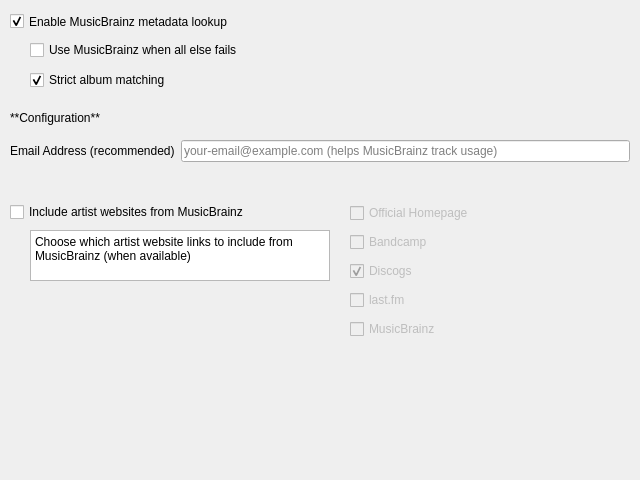
The window that nowplaying/resources/ui/recognition_musicbrainz.ui (whatsnowplaying/whats-now-playing) describes before a commit, drawn with Qt 5.
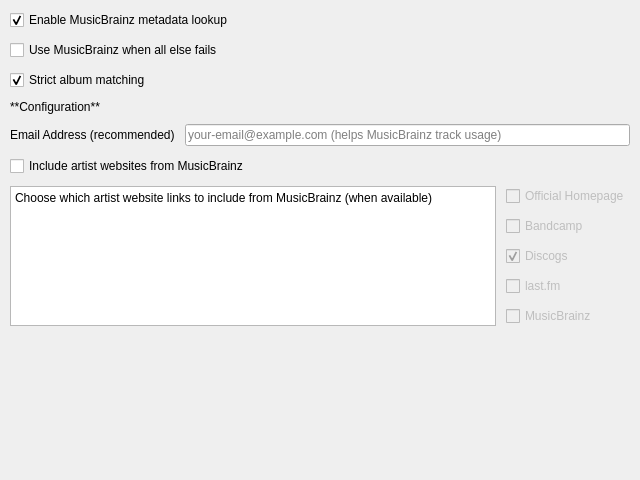
The same window after the commit.

The edit to the form file:
```diff
--- a/nowplaying/resources/ui/recognition_musicbrainz.ui
+++ b/nowplaying/resources/ui/recognition_musicbrainz.ui
@@ -16,15 +16,15 @@
   <property name="displayName" stdset="0">
    <string>MusicBrainz</string>
   </property>
+  <layout class="QVBoxLayout" name="main_layout">
+   <property name="margin">
+    <number>10</number>
+   </property>
+   <property name="spacing">
+    <number>10</number>
+   </property>
+   <item>
   <widget class="QCheckBox" name="musicbrainz_checkbox">
-   <property name="geometry">
-    <rect>
-     <x>10</x>
-     <y>10</y>
-     <width>251</width>
-     <height>23</height>
-    </rect>
-   </property>
    <property name="text">
     <string>Enable MusicBrainz metadata lookup</string>
    </property>
@@ -32,28 +32,16 @@
     <bool>true</bool>
    </property>
   </widget>
+   </item>
+   <item>
   <widget class="QCheckBox" name="mb_fallback_checkbox">
-   <property name="geometry">
-    <rect>
-     <x>30</x>
-     <y>40</y>
-     <width>261</width>
-     <height>20</height>
-    </rect>
-   </property>
    <property name="text">
     <string>Use MusicBrainz when all else fails</string>
    </property>
   </widget>
+   </item>
+   <item>
   <widget class="QCheckBox" name="strict_album_checkbox">
-   <property name="geometry">
-    <rect>
-     <x>30</x>
-     <y>70</y>
-     <width>261</width>
-     <height>20</height>
-    </rect>
-   </property>
    <property name="text">
     <string>Strict album matching</string>
    </property>
@@ -61,15 +49,9 @@
     <bool>true</bool>
    </property>
   </widget>
+   </item>
+   <item>
   <widget class="QLabel" name="config_label">
-   <property name="geometry">
-    <rect>
-     <x>10</x>
-     <y>110</y>
-     <width>311</width>
-     <height>16</height>
-    </rect>
-   </property>
    <property name="text">
     <string>**Configuration**</string>
    </property>
@@ -77,18 +59,11 @@
     <enum>Qt::MarkdownText</enum>
    </property>
   </widget>
-  <widget class="QWidget" name="formLayoutWidget">
-   <property name="geometry">
-    <rect>
-     <x>10</x>
-     <y>140</y>
-     <width>620</width>
-     <height>41</height>
-    </rect>
-   </property>
+   </item>
+   <item>
    <layout class="QFormLayout" name="config_form_layout">
     <property name="fieldGrowthPolicy">
-     <enum>QFormLayout::ExpandingFieldsGrow</enum>
+      <enum>QFormLayout::AllNonFixedFieldsGrow</enum>
     </property>
     <property name="labelAlignment">
      <set>Qt::AlignCenter</set>
@@ -111,16 +86,9 @@
      </widget>
     </item>
    </layout>
-  </widget>
+   </item>
+   <item>
   <widget class="QCheckBox" name="websites_checkbox">
-   <property name="geometry">
-    <rect>
-     <x>10</x>
-     <y>200</y>
-     <width>350</width>
-     <height>24</height>
-    </rect>
-   </property>
    <property name="text">
     <string>Include artist websites from MusicBrainz</string>
    </property>
@@ -128,14 +96,16 @@
     <bool>false</bool>
    </property>
   </widget>
+   </item>
+   <item>
+    <layout class="QHBoxLayout" name="websites_layout">
+     <item>
   <widget class="QTextBrowser" name="website_help_text">
-   <property name="geometry">
-    <rect>
-     <x>30</x>
-     <y>230</y>
-     <width>300</width>
-     <height>51</height>
-    </rect>
+       <property name="sizePolicy">
+        <sizepolicy hsizetype="Expanding" vsizetype="Preferred">
+         <horstretch>0</horstretch>
+         <verstretch>0</verstretch>
+        </sizepolicy>
    </property>
    <property name="html">
     <string>&lt;!DOCTYPE HTML PUBLIC &quot;-//W3C//DTD HTML 4.0//EN&quot; &quot;http://www.w3.org/TR/REC-html40/strict.dtd&quot;&gt;
@@ -148,37 +118,10 @@
 &lt;p style=&quot;margin-top:0px; margin-bottom:0px; margin-left:0px; margin-right:0px; -qt-block-indent:0; text-indent:0px&quot;&gt;Choose which artist website links to include from MusicBrainz (when available)&lt;/p&gt;&lt;/body&gt;&lt;/html&gt;</string>
    </property>
   </widget>
-  <widget class="QWidget" name="gridLayoutWidget">
-   <property name="geometry">
-    <rect>
-     <x>350</x>
-     <y>200</y>
-     <width>191</width>
-     <height>146</height>
-    </rect>
-   </property>
-   <layout class="QGridLayout" name="websitedata_gridlayout">
-    <item row="2" column="0">
-     <widget class="QCheckBox" name="ws_bandcamp_checkbox">
-      <property name="enabled">
-       <bool>false</bool>
-      </property>
-      <property name="text">
-       <string>Bandcamp</string>
-      </property>
-     </widget>
-    </item>
-    <item row="6" column="0">
-     <widget class="QCheckBox" name="ws_musicbrainz_checkbox">
-      <property name="enabled">
-       <bool>false</bool>
-      </property>
-      <property name="text">
-       <string>MusicBrainz</string>
-      </property>
-     </widget>
-    </item>
-    <item row="0" column="0">
+     </item>
+     <item>
+      <layout class="QVBoxLayout" name="websitedata_gridlayout">
+       <item>
      <widget class="QCheckBox" name="ws_homepage_checkbox">
       <property name="enabled">
        <bool>false</bool>
@@ -191,17 +134,17 @@
       </property>
      </widget>
     </item>
-    <item row="5" column="0">
-     <widget class="QCheckBox" name="ws_lastfm_checkbox">
+       <item>
+        <widget class="QCheckBox" name="ws_bandcamp_checkbox">
       <property name="enabled">
        <bool>false</bool>
       </property>
       <property name="text">
-       <string>last.fm</string>
+          <string>Bandcamp</string>
       </property>
      </widget>
     </item>
-    <item row="4" column="0">
+       <item>
      <widget class="QCheckBox" name="ws_discogs_checkbox">
       <property name="enabled">
        <bool>false</bool>
@@ -214,8 +157,44 @@
       </property>
      </widget>
     </item>
-   </layout>
-  </widget>
+       <item>
+        <widget class="QCheckBox" name="ws_lastfm_checkbox">
+         <property name="enabled">
+          <bool>false</bool>
+         </property>
+         <property name="text">
+          <string>last.fm</string>
+         </property>
+        </widget>
+       </item>
+       <item>
+        <widget class="QCheckBox" name="ws_musicbrainz_checkbox">
+         <property name="enabled">
+          <bool>false</bool>
+         </property>
+         <property name="text">
+          <string>MusicBrainz</string>
+         </property>
+        </widget>
+       </item>
+      </layout>
+     </item>
+    </layout>
+   </item>
+   <item>
+    <spacer>
+     <property name="orientation">
+      <enum>Qt::Vertical</enum>
+     </property>
+     <property name="sizeHint" stdset="0">
+      <size>
+       <width>20</width>
+       <height>40</height>
+      </size>
+     </property>
+    </spacer>
+   </item>
+  </layout>
  </widget>
  <resources/>
  <connections>
```
Lines whose indentation alone changed are shown as unchanged.
